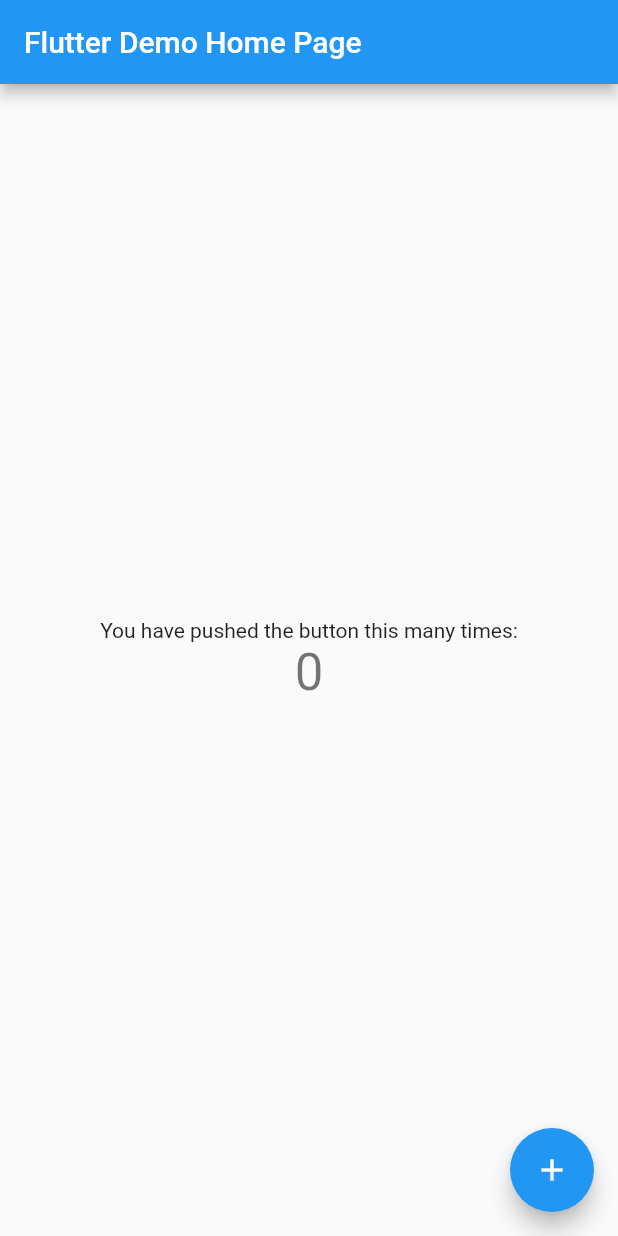
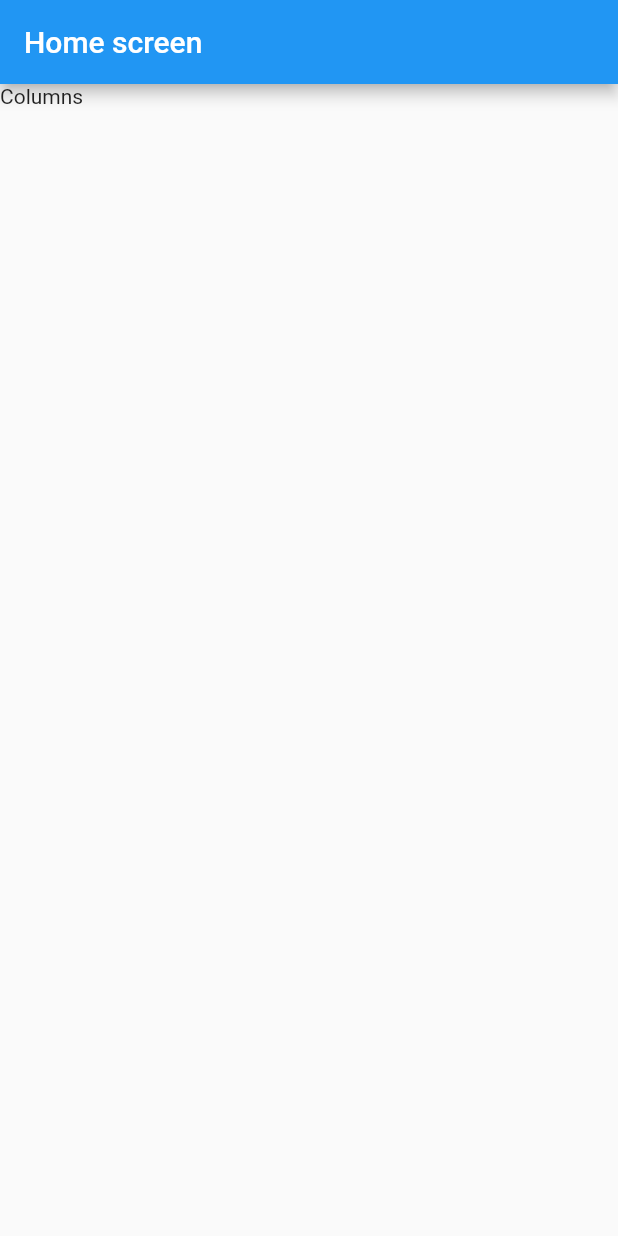
Before and after one commit to mubahood/flutter-shop, a Flutter app: the screen it shows after launch, on a phone screen of 412 x 824 dp. Run offline on Flutter 3.47's test engine with Material 2 defaults, Android fonts, the phone set to English and light mode, and no system bars.

Commit message:
column topic and naviagation

```diff
--- a/lib/main.dart
+++ b/lib/main.dart
@@ -1,4 +1,5 @@
 import 'package:flutter/material.dart';
+import 'package:mshop/screens/ColumnsScreen.dart';
 
 void main() {
   runApp(const MyApp());
@@ -13,103 +14,40 @@
     return MaterialApp(
       title: 'Flutter Demo',
       theme: ThemeData(
-        // This is the theme of your application.
-        //
-        // Try running your application with "flutter run". You'll see the
-        // application has a blue toolbar. Then, without quitting the app, try
-        // changing the primarySwatch below to Colors.green and then invoke
-        // "hot reload" (press "r" in the console where you ran "flutter run",
-        // or simply save your changes to "hot reload" in a Flutter IDE).
-        // Notice that the counter didn't reset back to zero; the application
-        // is not restarted.
         primarySwatch: Colors.blue,
       ),
-      home: const MyHomePage(title: 'Flutter Demo Home Page'),
+      home: const MyHomePage(title: 'Flutter Shop'),
     );
   }
 }
 
 class MyHomePage extends StatefulWidget {
   const MyHomePage({super.key, required this.title});
-
-  // This widget is the home page of your application. It is stateful, meaning
-  // that it has a State object (defined below) that contains fields that affect
-  // how it looks.
-
-  // This class is the configuration for the state. It holds the values (in this
-  // case the title) provided by the parent (in this case the App widget) and
-  // used by the build method of the State. Fields in a Widget subclass are
-  // always marked "final".
-
   final String title;
-
   @override
   State<MyHomePage> createState() => _MyHomePageState();
 }
 
 class _MyHomePageState extends State<MyHomePage> {
-  int _counter = 0;
 
-  void _incrementCounter() {
-    setState(() {
-      // This call to setState tells the Flutter framework that something has
-      // changed in this State, which causes it to rerun the build method below
-      // so that the display can reflect the updated values. If we changed
-      // _counter without calling setState(), then the build method would not be
-      // called again, and so nothing would appear to happen.
-      _counter++;
-    });
-  }
 
   @override
   Widget build(BuildContext context) {
-    // This method is rerun every time setState is called, for instance as done
-    // by the _incrementCounter method above.
-    //
-    // The Flutter framework has been optimized to make rerunning build methods
-    // fast, so that you can just rebuild anything that needs updating rather
-    // than having to individually change instances of widgets.
     return Scaffold(
       appBar: AppBar(
-        // Here we take the value from the MyHomePage object that was created by
-        // the App.build method, and use it to set our appbar title.
-        title: Text(widget.title),
+        title: Text("Home screen"),
       ),
-      body: Center(
-        // Center is a layout widget. It takes a single child and positions it
-        // in the middle of the parent.
-        child: Column(
-          // Column is also a layout widget. It takes a list of children and
-          // arranges them vertically. By default, it sizes itself to fit its
-          // children horizontally, and tries to be as tall as its parent.
-          //
-          // Invoke "debug painting" (press "p" in the console, choose the
-          // "Toggle Debug Paint" action from the Flutter Inspector in Android
-          // Studio, or the "Toggle Debug Paint" command in Visual Studio Code)
-          // to see the wireframe for each widget.
-          //
-          // Column has various properties to control how it sizes itself and
-          // how it positions its children. Here we use mainAxisAlignment to
-          // center the children vertically; the main axis here is the vertical
-          // axis because Columns are vertical (the cross axis would be
-          // horizontal).
-          mainAxisAlignment: MainAxisAlignment.center,
-          children: <Widget>[
-            const Text(
-              'You have pushed the button this many times:',
+      body: InkWell(
+        onTap: () {
+          Navigator.push(
+            context,
+            MaterialPageRoute(
+              builder: (context) => ColumnScreen(),
             ),
-            Text(
-              '$_counter',
-              style: Theme.of(context).textTheme.headline4,
-            ),
-          ],
-        ),
+          );
+        },
+        child: Text("Columns"),
       ),
-      floatingActionButton: FloatingActionButton(
-        onPressed: _incrementCounter,
-        tooltip: 'Increment',
-        child: const Icon(Icons.add),
-      ), // This trailing comma makes auto-formatting nicer for build methods.
     );
   }
 }
```
Also changed, not shown: lib/screens/ColumnsScreen.dart (added, +33 -0 lines).
